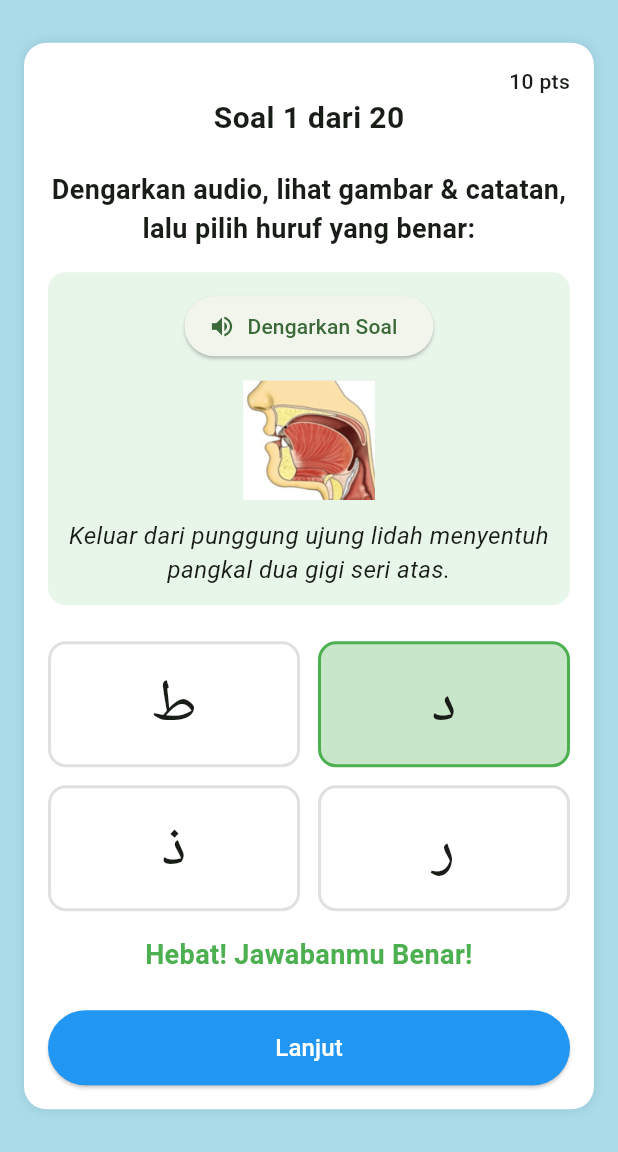
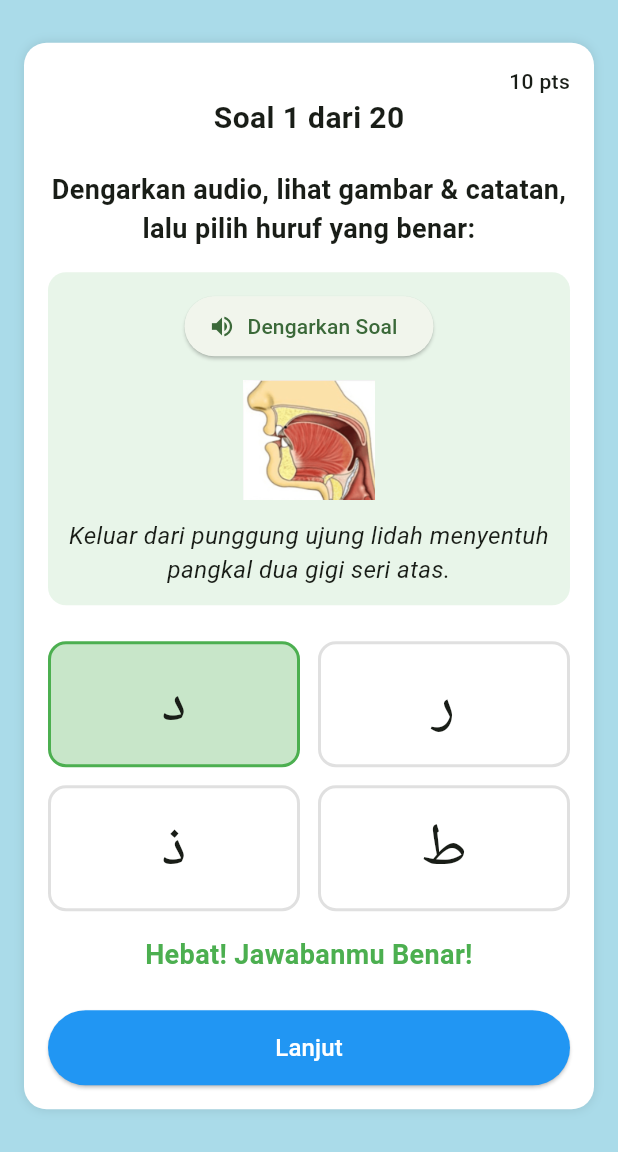
Before and after one commit to Rvmps00/TajwidKidz, a Flutter app: the TebakHurufGame3 screen opened directly, after a tap on an icon or button, on a phone screen of 412 x 824 dp, the part 84-1236 px from its top. Run offline on Flutter 3.47's test engine with Material 3 defaults, Android fonts, the phone set to English and light mode, and no system bars; our stand-ins replace audioplayers, cloud_firestore, firebase_auth, firebase_core, firebase_storage, flutter_tts and 7 more; missing offline and left inert: firebase_app_check, record; accounts and stored records are empty; Roboto replaces fonts that are missing (LPMQ, Poppins).

Commit message:
update randomize

```diff
--- a/lib/Game/data/tebak_huruf_question.dart
+++ b/lib/Game/data/tebak_huruf_question.dart
@@ -165,7 +165,7 @@ final List<HijaiyahQuestion> tebakHurufQuestions = [
   // 17. Huruf: ف
   HijaiyahQuestion(
     text: 'Pilih huruf hijaiyah\ndari bacaan:',
-    wordEngine: "ف",
+    word: "ف",
     options: ["tsa", "fa", "qaf", "kaf"], // Diacak dari ["fa", "qaf", "kaf", "tsa"]
     correctAnswer: "fa",
     notes: "Terletak pada pertemuan antara ujung gigi seri atas yang bertemu dengan perut bibir bawah.",
@@ -512,11 +512,11 @@ final List<HijaiyahQuestion2> tebakHurufQuestions3 = [
     type: QuestionType.listenAndChooseText,
     text: "Perhatikan huruf berikut, lalu pilih audio pelafalan yang benar:",
     questionWord: "ث",
-    options: ["sha", "tsa", "ta", "sin"], // Diacak dari ["tsa", "ta", "sin", "sha"]
+    options: ["sa", "tsa", "ta", "dza"], // Diacak dari ["ta", "tsa", "dza", "sa"]
     correctAnswer: "tsa",
     feedbackImagePath: "assets/images/hijaiyah/tsa.png",
     feedbackNotes: "Keluar dari dua tepi ujung lidah dari arah permukaan atasnya menyentuh ujung dua gigi seri atas.",
-    optionsAudioPath: ["syin_12.wav", "tsa_4.wav", "ta_3.wav", "sin_11.wav"], // Diacak sesuai options
+    optionsAudioPath: ["sin_11.wav", "tsa_4.wav", "ta_3.wav", "dzal_8.wav"], // Diacak sesuai options
   ),
   // 9. Huruf "ت"
   HijaiyahQuestion2(
--- a/lib/Game/models/question_model.dart
+++ b/lib/Game/models/question_model.dart
@@ -2,7 +2,7 @@ class HijaiyahQuestion {
   final String text;
   final String word;
   final String correctAnswer;
-  final List<String> options;
+  List<String> options;
   final String? notes;
   final String? correctImagePath;
   final String? audioPath;
@@ -33,15 +33,15 @@ class HijaiyahQuestion2 {
   final String? questionNotes; // Catatan yg ditampilkan sbg soal
 
   // Untuk opsi & jawaban
-  final List<String> options;
-  final String correctAnswer;
+  List<String> options;
+  String correctAnswer;
 
   // Untuk feedback (setelah menjawab benar)
   final String? feedbackImagePath;
   final String? feedbackNotes;
 
-  final String? audioPath;
-  final List<String>? optionsAudioPath;
+  String? audioPath;
+  List<String>? optionsAudioPath;
 
   HijaiyahQuestion2({
     required this.type,
--- a/lib/Game/view/tebak huruf/tebak_huruf_game_3.dart
+++ b/lib/Game/view/tebak huruf/tebak_huruf_game_3.dart
@@ -36,7 +36,36 @@ class _TebakHurufGame3State extends State<TebakHurufGame3> {
   Widget build(BuildContext context) {
     return ChangeNotifierProvider(
       create: (_) => TebakHurufViewmodel3(),
-      child: Scaffold(
+      child: Consumer<TebakHurufViewmodel3>(
+        builder: (context, controller, _) {
+          if (controller.questions.isEmpty) {
+            return const Scaffold(
+              body: Center(child: CircularProgressIndicator()),
+            );
+          }
+
+          controller.setOnGameFinished(() {
+            Navigator.pushReplacement(
+              context,
+              MaterialPageRoute(
+                builder: (context) => ResultScreen(
+                  score: controller.score,
+                  totalQuestions: controller.questions.length,
+                  benar: controller.correctAnswers,
+                  gameName: 'Tebak_Huruf',
+                  level: 3,
+                  onRetry: () => Navigator.pushReplacement(
+                    context,
+                    MaterialPageRoute(builder: (_) => const TebakHurufGame3()),
+                  ),
+                ),
+              ),
+            );
+          });
+
+          final question = controller.currentQuestion;
+
+          return Scaffold(
             backgroundColor: const Color.fromRGBO(170, 219, 233, 1),
             appBar: AppBar(
               title: const Text(
@@ -47,8 +76,7 @@ class _TebakHurufGame3State extends State<TebakHurufGame3> {
                   color: Colors.white,
                 ),
               ),
-        // 3. Buat AppBar juga transparan dan hilangkan shadow
-        backgroundColor: Color(0xFF037A16),
+              backgroundColor: const Color(0xFF037A16),
               elevation: 0,
               centerTitle: true,
             ),
@@ -61,50 +89,29 @@ class _TebakHurufGame3State extends State<TebakHurufGame3> {
                       child: Padding(
                         padding: const EdgeInsets.symmetric(horizontal: 16, vertical: 20),
                         child: Center(
-                      child: Consumer<TebakHurufViewmodel3>(
-                        builder: (context, controller, _) {
-                          if (controller.questions.isEmpty) return const CircularProgressIndicator();
-
-                          controller.setOnGameFinished(() {
-                            Navigator.pushReplacement(context, MaterialPageRoute(builder: (context) => ResultScreen(
-                                  score: controller.score,
-                                  totalQuestions: controller.questions.length,
-                                  benar: controller.correctAnswers,
-                                  gameName: 'Tebak_Huruf',
-                                  level: 3,
-                                  onRetry: () => Navigator.pushReplacement(context, MaterialPageRoute(builder: (_) => const TebakHurufGame3())),
-                                ),
-                              ),
-                            );
-                          });
-
-                          final question = controller.currentQuestion;
-
-                          return Container(
+                          child: Container(
                             width: double.infinity,
                             padding: const EdgeInsets.all(16),
                             decoration: BoxDecoration(
                               color: Colors.white,
                               borderRadius: BorderRadius.circular(15),
-                              boxShadow: [BoxShadow(color: Colors.black.withOpacity(0.1), blurRadius: 5)],
+                              boxShadow: [
+                                BoxShadow(color: Colors.black.withOpacity(0.1), blurRadius: 5)
+                              ],
                             ),
                             child: Column(
                               mainAxisSize: MainAxisSize.min,
                               children: [
                                 _buildHeader(controller),
-                                // RENDER UI BERDASARKAN TIPE SOAL YANG BENAR
                                 if (question.type == QuestionType.listenAndChooseText)
                                   _buildUI_LihatHurufPilihAudio(context, controller)
                                 else
                                   _buildUI_DengarAudioPilihTeks(context, controller),
-
                                 _buildFeedbackArea(context, controller),
                                 const SizedBox(height: 24),
                                 _buildNextButton(controller),
                               ],
                             ),
-                          );
-                        },
                           ),
                         ),
                       ),
@@ -113,9 +120,12 @@ class _TebakHurufGame3State extends State<TebakHurufGame3> {
                 },
               ),
             ),
+          );
+        },
       ),
     );
   }
+
 
   // --- WIDGET BUILDER UTAMA ---
 
--- a/lib/Game/viewmodel/tebak huruf/tebak_huruf_viewmodel3.dart
+++ b/lib/Game/viewmodel/tebak huruf/tebak_huruf_viewmodel3.dart
@@ -34,10 +34,54 @@ class TebakHurufViewmodel3 extends ChangeNotifier {
   }
 
   void _initializeGameQuestions() {
-    final shuffledQuestions = _allQuestions.toList()..shuffle();
-    _questionsForGame = shuffledQuestions.take(20).toList();
-    _loadAnswerForQuestion(_currentIndex);
+  final shuffledQuestions = _allQuestions.toList()..shuffle();
+  _questionsForGame = shuffledQuestions.take(20).toList();
+
+  for (var q in _questionsForGame) {
+    if (q.options.isNotEmpty) {
+      final originalCorrect = q.correctAnswer;
+
+      // Sinkronisasi jika punya audio
+      if (q.optionsAudioPath != null && q.optionsAudioPath!.length == q.options.length) {
+        final paired = List.generate(
+          q.options.length,
+          (i) => MapEntry(q.options[i], q.optionsAudioPath![i]),
+        )..shuffle();
+
+        q.options = paired.map((e) => e.key).toList();
+        q.optionsAudioPath = paired.map((e) => e.value).toList();
+      } else {
+        q.options.shuffle();
+      }
+
+      // ✅ Update correctAnswer setelah shuffle
+      if (q.options.contains(originalCorrect)) {
+        q.correctAnswer = originalCorrect;
+      } else {
+        // Cari di paired sebelum shuffle
+        final paired = List.generate(
+          q.options.length,
+          (i) => MapEntry(q.options[i], q.optionsAudioPath?[i]),
+        );
+
+        final correctEntry = paired.firstWhere(
+          (entry) => entry.key == originalCorrect,
+          orElse: () => MapEntry('', ''),
+        );
+
+        if (correctEntry.key.isNotEmpty) {
+          q.correctAnswer = correctEntry.key;
+        }
+      }
+    }
   }
+
+  _currentIndex = 0;
+  _questionAnswers.clear();
+  _isFinished = false;
+  _loadAnswerForQuestion(_currentIndex);
+  notifyListeners();
+}
 
   List<HijaiyahQuestion2> get questions => _questionsForGame;
   int get currentIndex => _currentIndex;
```
Also changed, not shown: lib/Game/viewmodel/tebak huruf/tebak_huruf_viewmodel.dart (+12 -0 lines), lib/Game/viewmodel/tebak huruf/tebak_huruf_viewmodel2.dart (+27 -3 lines). Lines whose indentation alone changed are shown as unchanged.
